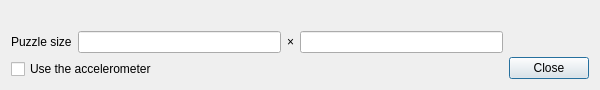
Venemo/puzzle-master, file settingsdialog.ui: the form before one commit.
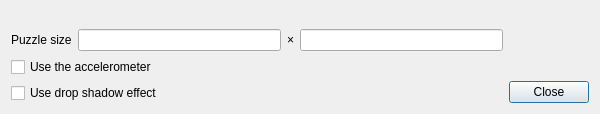
The form after the commit.

Commit message: * Settings for using the drop shadow effect and the background color * GUI for setting the drop shadow

```diff
--- a/settingsdialog.ui
+++ b/settingsdialog.ui
@@ -10,7 +10,7 @@
     <x>0</x>
     <y>0</y>
     <width>600</width>
-    <height>90</height>
+    <height>114</height>
    </rect>
   </property>
   <property name="sizePolicy">
@@ -69,6 +69,13 @@
        </property>
       </widget>
      </item>
+     <item>
+      <widget class="QCheckBox" name="chkUseDropshadow">
+       <property name="text">
+        <string>Use drop shadow effect</string>
+       </property>
+      </widget>
+     </item>
     </layout>
    </item>
    <item>
```
The commit also changes 6 other files.
